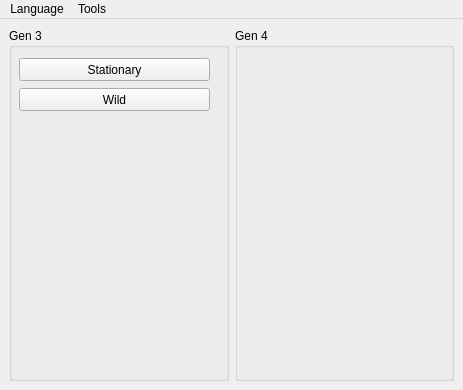
The window that Forms/MainWindow.ui (Admiral-Fish/PokeFinder) describes before a commit, drawn with Qt 5.
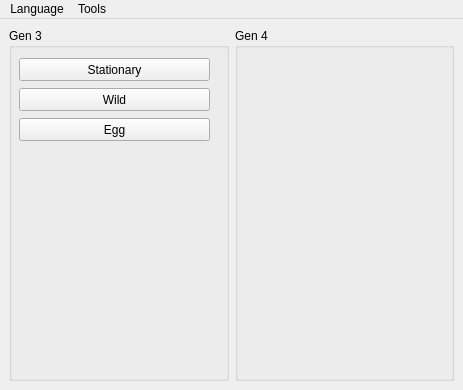
The same window after the commit. Icons and pictures are not drawn.

Patch:
```diff
--- a/Forms/MainWindow.ui
+++ b/Forms/MainWindow.ui
@@ -68,6 +68,19 @@
         <string>Wild</string>
        </property>
       </widget>
+      <widget class="QPushButton" name="pushButtonEgg3">
+       <property name="geometry">
+        <rect>
+         <x>10</x>
+         <y>90</y>
+         <width>191</width>
+         <height>23</height>
+        </rect>
+       </property>
+       <property name="text">
+        <string>Egg</string>
+       </property>
+      </widget>
      </widget>
     </item>
     <item row="0" column="1">
```
